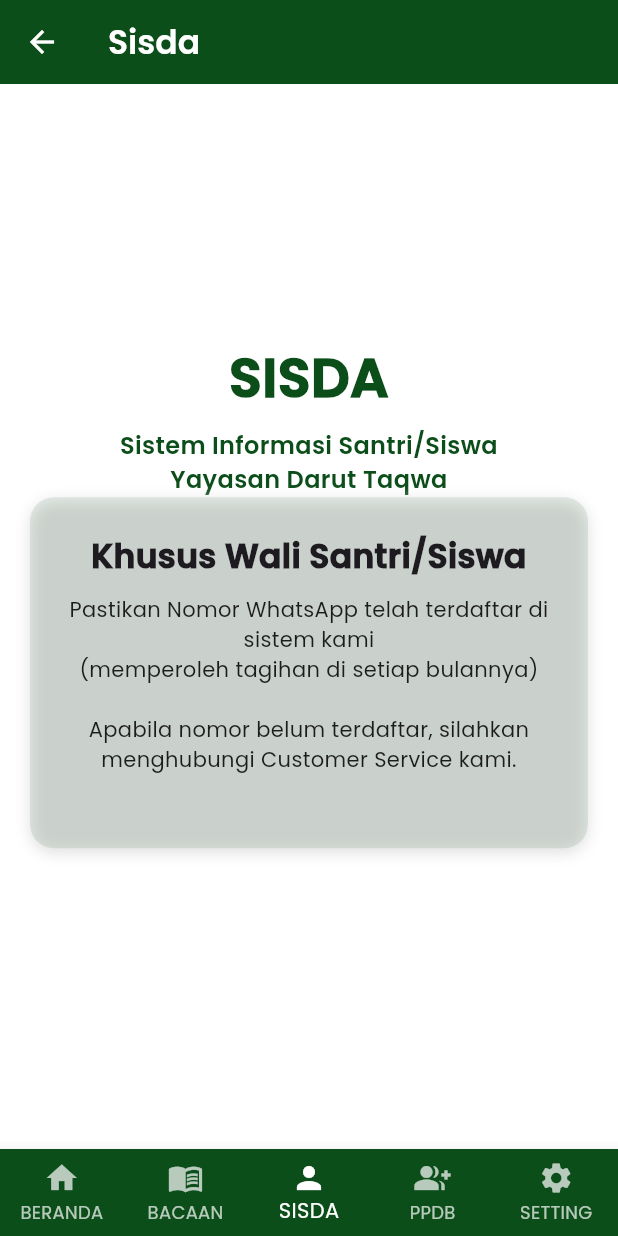
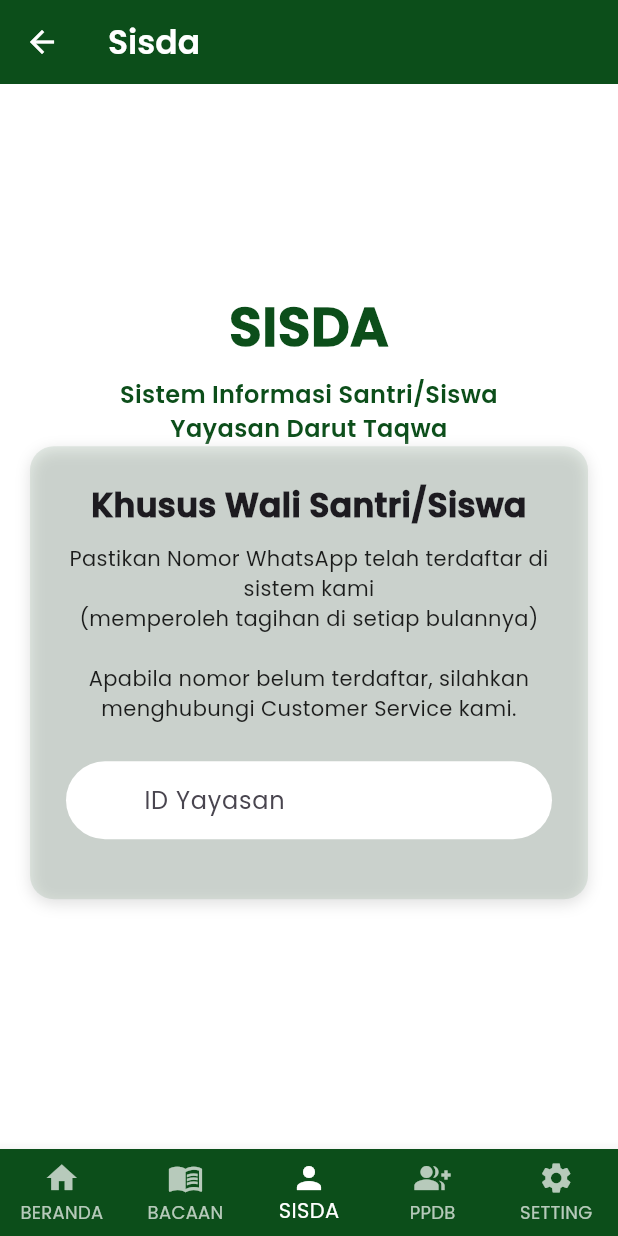
Before and after one commit to danavaaa/ngalah_mobile, a Flutter app: the screen it shows after launch, item 3 of the bottom bar chosen, on a phone screen of 412 x 824 dp. Run offline on Flutter 3.47's test engine with Material 3 defaults, Android fonts, the phone set to English and light mode, and no system bars; our stand-ins replace dio, flutter_svg, shared_preferences.

Commit message:
id yayasan

```diff
--- a/lib/ui/screens/sisda_screen.dart
+++ b/lib/ui/screens/sisda_screen.dart
@@ -4,6 +4,7 @@
   SisdaScreen({Key? key}) : super(key: key);
 
   final _formKey = GlobalKey<FormState>();
+  final _idController = TextEditingController();
 
   @override
   Widget build(BuildContext context) {
@@ -13,12 +14,12 @@
       backgroundColor: Colors.white,
       appBar: AppBar(
         backgroundColor: green,
-        foregroundColor: Colors.white, // ✅ teks dan ikon AppBar jadi putih
+        foregroundColor: Colors.white, // teks dan ikon AppBar jadi putih
         title: const Text(
           'Sisda',
           style: TextStyle(
             fontWeight: FontWeight.bold,
-            color: Colors.white, // ✅ teks title putih
+            color: Colors.white, // teks title putih
           ),
         ),
         leading: IconButton(
@@ -36,9 +37,8 @@
         child: SingleChildScrollView(
           padding: const EdgeInsets.symmetric(horizontal: 20, vertical: 30),
           child: Column(
-            mainAxisAlignment: MainAxisAlignment.center, // ✅ vertikal tengah
-            crossAxisAlignment:
-                CrossAxisAlignment.center, // ✅ horizontal tengah
+            mainAxisAlignment: MainAxisAlignment.center, // vertikal tengah
+            crossAxisAlignment: CrossAxisAlignment.center, // horizontal tengah
             children: [
               // Judul
               const Text(
@@ -93,15 +93,44 @@
                         'Pastikan Nomor WhatsApp telah terdaftar di sistem kami\n'
                         '(memperoleh tagihan di setiap bulannya)\n\n'
                         'Apabila nomor belum terdaftar, silahkan menghubungi Customer Service kami.',
-                        textAlign: TextAlign.center,
+                        textAlign: TextAlign.center, // teks di tengah
                         style: TextStyle(fontSize: 14, color: Colors.black87),
                       ),
-                      SizedBox(height: 25),
+                      SizedBox(height: 25), // Jarak sebelum tombol
+                      // ID Yayasan
+                      TextFormField(
+                        controller: _idController,
+                        decoration: InputDecoration(
+                          prefixIcon: const Icon(
+                            Icons.account_circle_rounded, // ikon user
+                            color: Colors.white,
+                          ),
+                          hintText: "ID Yayasan",
+                          filled: true,
+                          fillColor: Colors.white,
+                          prefixIconColor: green,
+                          contentPadding: const EdgeInsets.symmetric(
+                            horizontal: 20,
+                            vertical: 14,
+                          ),
+                          border: OutlineInputBorder(
+                            borderRadius: BorderRadius.circular(40),
+                            borderSide: BorderSide.none,
+                          ),
+                        ),
+                        validator: (value) {
+                          if (value == null || value.isEmpty) {
+                            return "Masukkan ID Yayasan";
+                          }
+                          return null;
+                        },
+                      ),
+                      const SizedBox(height: 16),
                     ],
                   ),
                 ),
               ),
-              SizedBox(height: 30),
+              SizedBox(height: 30), // Jarak bawah card
             ],
           ),
         ),
```
